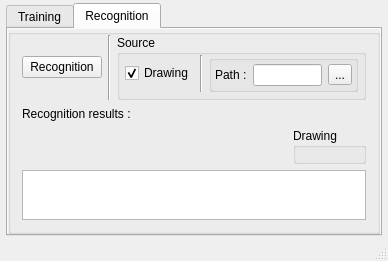
JuPrgn/NNumberRec, file src/mainwindow.ui: the form before one commit.
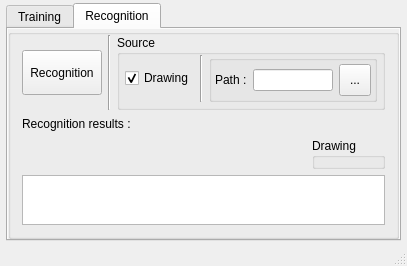
The form after the commit. Icons and pictures are not drawn.

```diff
--- a/src/mainwindow.ui
+++ b/src/mainwindow.ui
@@ -6,8 +6,8 @@
    <rect>
     <x>0</x>
     <y>0</y>
-    <width>375</width>
-    <height>244</height>
+    <width>407</width>
+    <height>248</height>
    </rect>
   </property>
   <property name="windowTitle">
@@ -146,9 +146,31 @@
              </property>
              <item>
               <widget class="QPushButton" name="pbRecognition">
+               <property name="minimumSize">
+                <size>
+                 <width>0</width>
+                 <height>45</height>
+                </size>
+               </property>
+               <property name="maximumSize">
+                <size>
+                 <width>16777215</width>
+                 <height>45</height>
+                </size>
+               </property>
                <property name="text">
                 <string>Recognition</string>
                </property>
+               <property name="icon">
+                <iconset resource="ressources/icons.qrc">
+                 <normaloff>:/icons/eye.png</normaloff>:/icons/eye.png</iconset>
+               </property>
+               <property name="iconSize">
+                <size>
+                 <width>32</width>
+                 <height>32</height>
+                </size>
+               </property>
               </widget>
              </item>
              <item>
@@ -223,9 +245,31 @@
                    </item>
                    <item row="0" column="2">
                     <widget class="QToolButton" name="tbBrowseReco">
+                     <property name="minimumSize">
+                      <size>
+                       <width>32</width>
+                       <height>32</height>
+                      </size>
+                     </property>
+                     <property name="maximumSize">
+                      <size>
+                       <width>32</width>
+                       <height>32</height>
+                      </size>
+                     </property>
                      <property name="text">
                       <string>...</string>
                      </property>
+                     <property name="icon">
+                      <iconset resource="ressources/icons.qrc">
+                       <normaloff>:/icons/open.png</normaloff>:/icons/open.png</iconset>
+                     </property>
+                     <property name="iconSize">
+                      <size>
+                       <width>32</width>
+                       <height>32</height>
+                      </size>
+                     </property>
                     </widget>
                    </item>
                   </layout>
@@ -283,16 +327,16 @@
               <item row="0" column="2">
                <layout class="QGridLayout" name="layScribble">
                 <property name="leftMargin">
-                 <number>5</number>
+                 <number>0</number>
                 </property>
                 <property name="topMargin">
-                 <number>5</number>
+                 <number>0</number>
                 </property>
                 <property name="rightMargin">
-                 <number>5</number>
+                 <number>0</number>
                 </property>
                 <property name="bottomMargin">
-                 <number>5</number>
+                 <number>0</number>
                 </property>
                </layout>
               </item>
```
Left out of the diff: 50 changed lines with no effect on the pictures.
